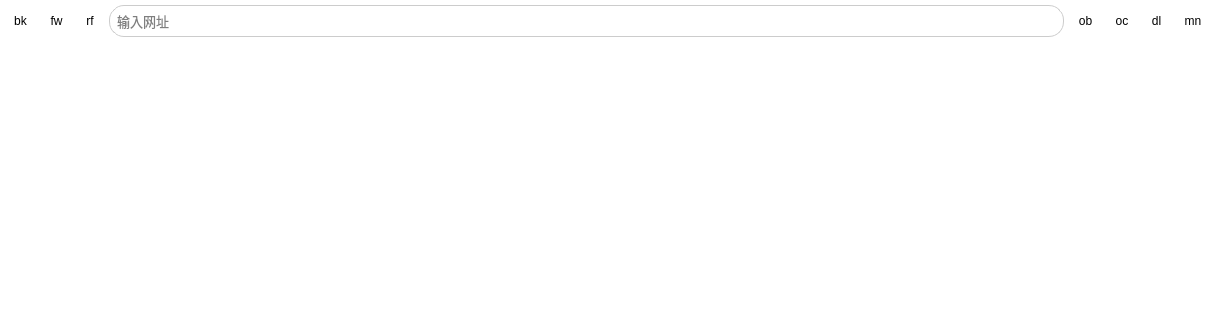
Qt form src/resf/tb_browser.ui (clb-128258/TiebaDesktop) before a commit; both pictures show x 0 to 1215 and y 0 to 320 of the 1215 by 701 pixel window.
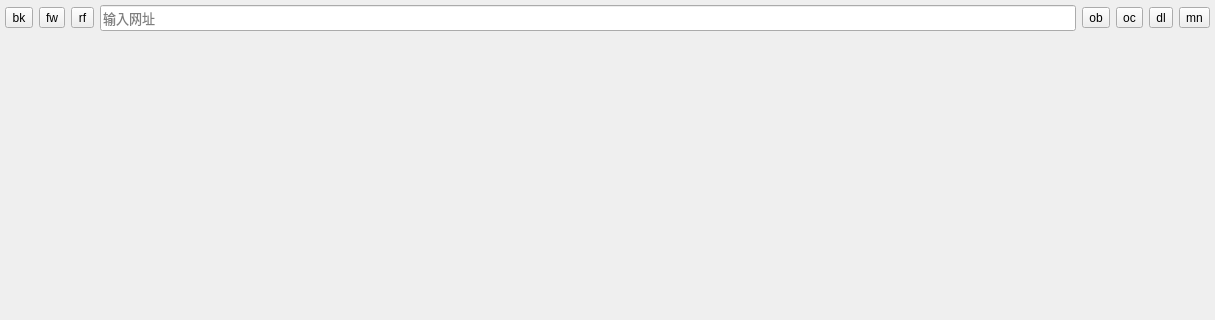
The same form after that commit. Icons and pictures are not drawn.

Commit message: (add) dark style mode

```diff
--- a/src/resf/tb_browser.ui
+++ b/src/resf/tb_browser.ui
@@ -10,114 +10,9 @@
     <height>701</height>
    </rect>
   </property>
-  <property name="palette">
-   <palette>
-    <active>
-     <colorrole role="Base">
-      <brush brushstyle="SolidPattern">
-       <color alpha="255">
-        <red>255</red>
-        <green>255</green>
-        <blue>255</blue>
-       </color>
-      </brush>
-     </colorrole>
-     <colorrole role="Window">
-      <brush brushstyle="SolidPattern">
-       <color alpha="255">
-        <red>255</red>
-        <green>255</green>
-        <blue>255</blue>
-       </color>
-      </brush>
-     </colorrole>
-    </active>
-    <inactive>
-     <colorrole role="Base">
-      <brush brushstyle="SolidPattern">
-       <color alpha="255">
-        <red>255</red>
-        <green>255</green>
-        <blue>255</blue>
-       </color>
-      </brush>
-     </colorrole>
-     <colorrole role="Window">
-      <brush brushstyle="SolidPattern">
-       <color alpha="255">
-        <red>255</red>
-        <green>255</green>
-        <blue>255</blue>
-       </color>
-      </brush>
-     </colorrole>
-    </inactive>
-    <disabled>
-     <colorrole role="Base">
-      <brush brushstyle="SolidPattern">
-       <color alpha="255">
-        <red>255</red>
-        <green>255</green>
-        <blue>255</blue>
-       </color>
-      </brush>
-     </colorrole>
-     <colorrole role="Window">
-      <brush brushstyle="SolidPattern">
-       <color alpha="255">
-        <red>255</red>
-        <green>255</green>
-        <blue>255</blue>
-       </color>
-      </brush>
-     </colorrole>
-    </disabled>
-   </palette>
-  </property>
   <property name="windowTitle">
    <string>内置浏览器</string>
   </property>
-  <property name="styleSheet">
-   <string notr="true">QWidget{font-family: &quot;微软雅黑&quot;;}
-
-
-                QToolButton {
-                background-color: transparent;
-                border: none;
-                border-radius: 17px;
-                padding: 4px;
-                /* 设置图标大小 */
-                icon-size: 26px;
-                /* 可选：设置最小尺寸，保持按钮大小一致 */
-                min-width: 10px;
-                min-height: 10px;
-                }
-
-                /* 鼠标悬停时：轻微灰色背景 */
-                QToolButton:hover {
-                background-color: rgba(0, 0, 0, 0.08);
-                }
-
-                /* 按下时：更深的背景色，模拟按下效果 */
-                QToolButton:pressed {
-                background-color: rgba(0, 0, 0, 0.15);
-                }
-
-                /* 禁用状态：半透明，显示不可点击 */
-                QToolButton:disabled {
-                background-color: transparent;
-                opacity: 0.25;
-                }
-
-                /* 可选：如果按钮有菜单箭头，也可以美化箭头 */
-                QToolButton::menu-indicator {
-                image: url(:/icons/menu_arrow.png); /* 自定义箭头图标 */
-                subcontrol-position: right center;
-                subcontrol-origin: padding;
-                left: -4px;
-                }
-            </string>
-  </property>
   <layout class="QGridLayout" name="gridLayout">
    <property name="leftMargin">
     <number>0</number>
@@ -239,25 +134,7 @@
          </font>
         </property>
         <property name="styleSheet">
-         <string notr="true">QLineEdit {
-                                        background-color: white;
-                                        border: 1px solid #cccccc;
-                                        border-radius: 15px;
-                                        padding: 5px;
-                                        }
-
-                                        QLineEdit:hover {
-                                        border: 1px solid #cccccc;
-                                        background-color: #f0f0f0; /* 悬浮时的背景颜色 */
-                                        border-color: #999999; /* 悬浮时的边框颜色 */
-                                        }
-
-                                        QLineEdit:focus {
-                                        border: 2px solid #cccccc;
-                                        background-color: #e0e0ff; /* 选中时的背景颜色 */
-                                        border-color: #0078d7; /* 选中时的边框颜色 */
-                                        }
-                                    </string>
+         <string notr="true"/>
         </property>
         <property name="placeholderText">
          <string>输入网址</string>
```
The commit also changes 114 other files.
